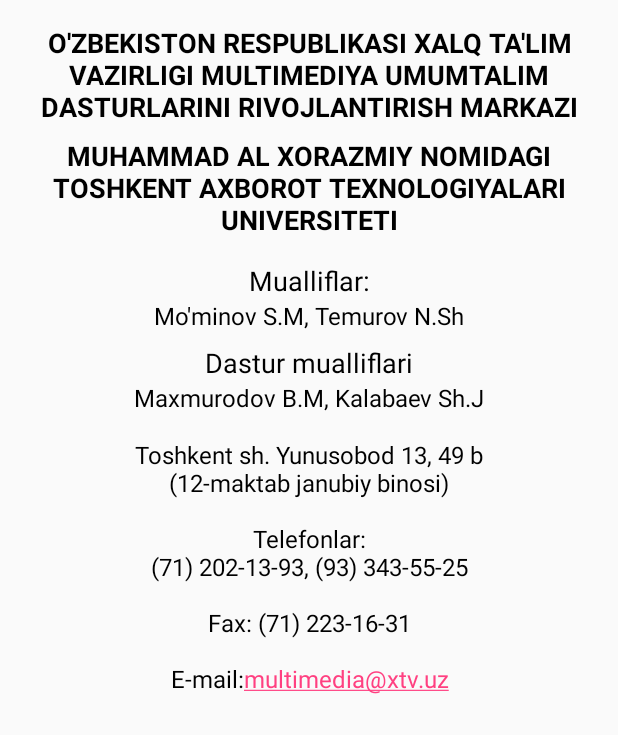
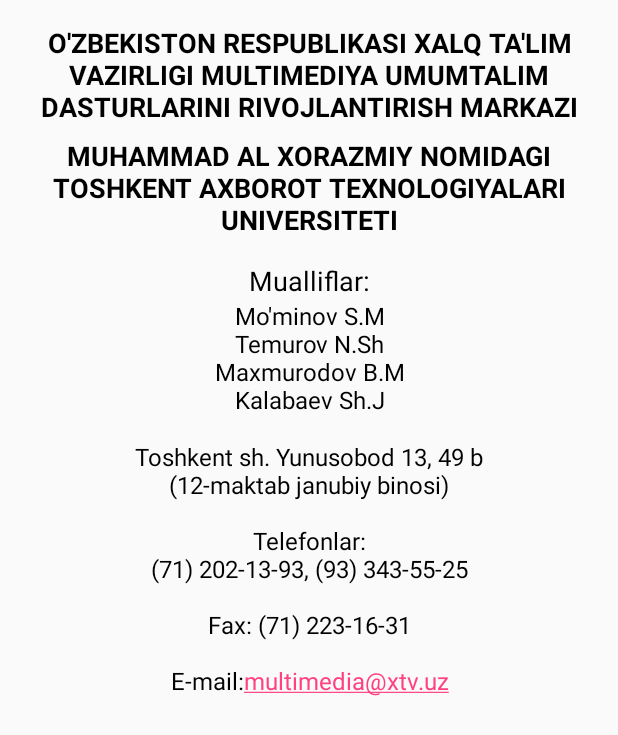
Before and after one commit to MambetniyazovAmir/math-game-android, an Android app: the OwnerActivity screen opened directly, with no data from a screen before it, on a phone screen of 412 x 824 dp. Shown: the top 735 px of the screen. Run offline under Robolectric (Android 15) with nearby library versions, the phone set to English and light mode, and no system bars.

```diff
--- a/app/src/main/res/layout/activity_owner.xml
+++ b/app/src/main/res/layout/activity_owner.xml
@@ -43,21 +43,6 @@
                 android:textColor="@color/black"
                 android:gravity="center"
                 android:text="@string/authors_name"/>
-            <TextView
-                android:layout_width="match_parent"
-                android:layout_height="wrap_content"
-                android:layout_marginTop="8dp"
-                android:textSize="18sp"
-                android:textColor="@color/black"
-                android:gravity="center"
-                android:text="@string/dastur_mualliflari"/>
-            <TextView
-                android:layout_width="match_parent"
-                android:layout_height="wrap_content"
-                android:textColor="@color/black"
-                android:textSize="@dimen/standart_text_size"
-                android:gravity="center"
-                android:text="@string/programmers"/>
 
             <TextView
                 android:layout_width="match_parent"
--- a/app/src/main/res/values/strings.xml
+++ b/app/src/main/res/values/strings.xml
@@ -13,8 +13,7 @@
     <string name="ministry"><b>O\'ZBEKISTON RESPUBLIKASI XALQ TA\'LIM VAZIRLIGI MULTIMEDIYA UMUMTALIM DASTURLARINI RIVOJLANTIRISH MARKAZI</b></string>
     <string name="university"><b>MUHAMMAD AL XORAZMIY NOMIDAGI TOSHKENT AXBOROT TEXNOLOGIYALARI UNIVERSITETI</b></string>
     <string name="authors">Mualliflar:</string>
-    <string name="authors_name">Mo\'minov S.M, Temurov N.Sh</string>
-    <string name="programmers">Maxmurodov B.M, Kalabaev Sh.J</string>
+    <string name="authors_name">Mo\'minov S.M\nTemurov N.Sh\nMaxmurodov B.M\nKalabaev Sh.J</string>
     <string name="dastur_mualliflari">Dastur mualliflari</string>
     <string name="address">Toshkent sh. Yunusobod 13, 49 b\n(12-maktab janubiy binosi)\n\nTelefonlar:\n(71) 202-13-93, (93) 343-55-25\n\nFax: (71) 223-16-31\n\nE-mail:<a href="mailto:multimedia@xtv.uz">multimedia@xtv.uz</a></string>
 </resources>
```
Also changed, not shown: 1 other file.
